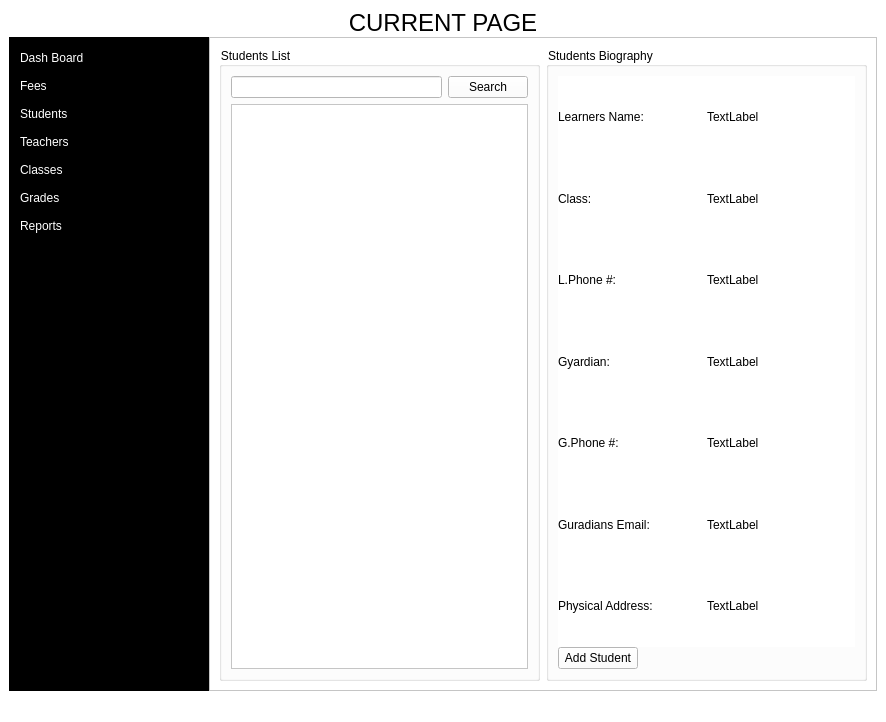
Old version of the form src/app/ui/school_manager.ui in the repository regisgambiza/school_manager_2.0.0.
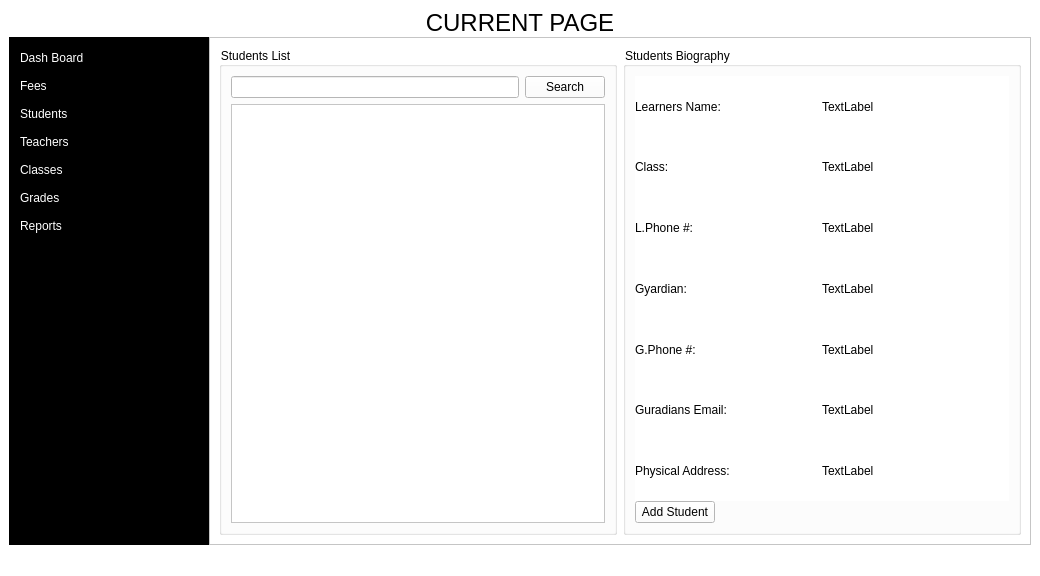
New version of the form.

Commit message: 1. Planned some functionalities using TODOs 2. Implemented create_school_database function 3. Tried to implement function for fees payment

```diff
--- a/src/app/ui/school_manager.ui
+++ b/src/app/ui/school_manager.ui
@@ -6,8 +6,8 @@
    <rect>
     <x>0</x>
     <y>0</y>
-    <width>886</width>
-    <height>722</height>
+    <width>1040</width>
+    <height>576</height>
    </rect>
   </property>
   <property name="windowTitle">
```
Left out of the diff: 2 changed lines with no effect on the pictures. The commit also changes 1 other file.
